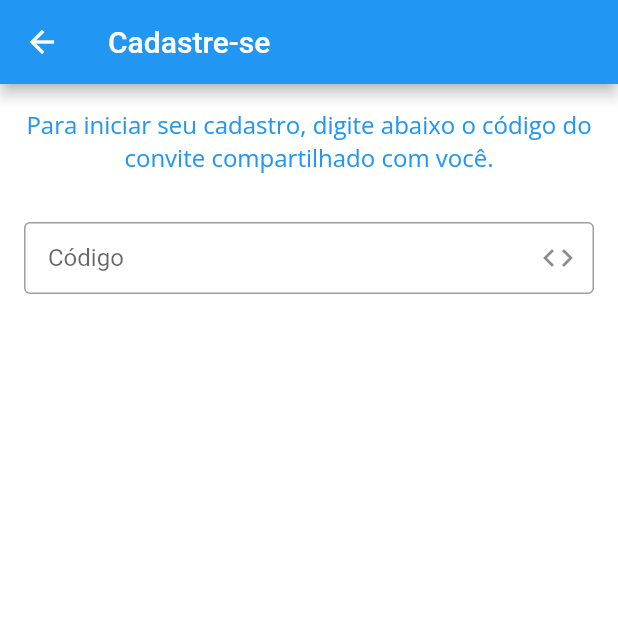
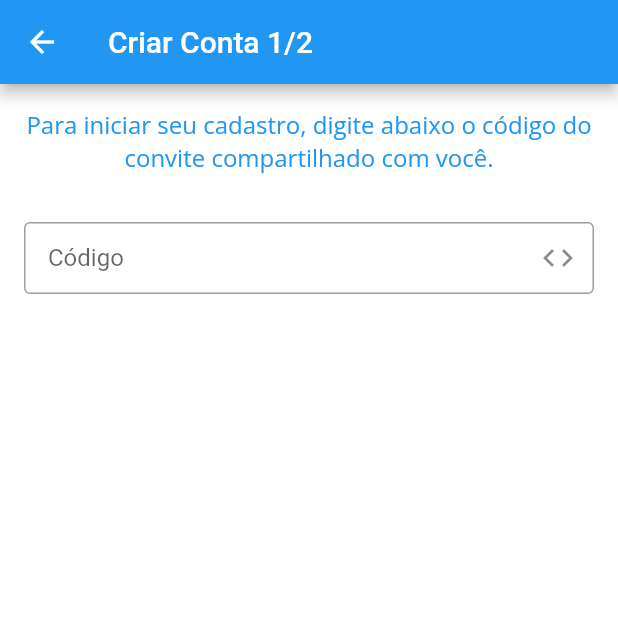
Before and after one commit to JohnAzedo/News, a Flutter app: the InviteCodeScreen screen opened directly, on a phone screen of 412 x 824 dp, the top half of it. Run offline on Flutter 3.47's test engine with Material 2 defaults, Android fonts, the phone set to English and light mode, and no system bars; our stand-ins replace dio, google_fonts, jiffy, shared_preferences, splashscreen; accounts and stored records are empty; network calls fail.

Commit message:
[client] fix: Change appbar title of the code screen

```diff
--- a/client/lib/screens/auth/code.dart
+++ b/client/lib/screens/auth/code.dart
@@ -21,7 +21,7 @@ class _InviteCodeScreenState extends State<InviteCodeScreen> {
   Widget build(BuildContext context) {
     return Scaffold(
       appBar: AppBar(
-        title: Text('Cadastre-se'),
+        title: Text('Criar Conta 1/2'),
       ),
       body: SafeArea(
         child: Padding(
```
